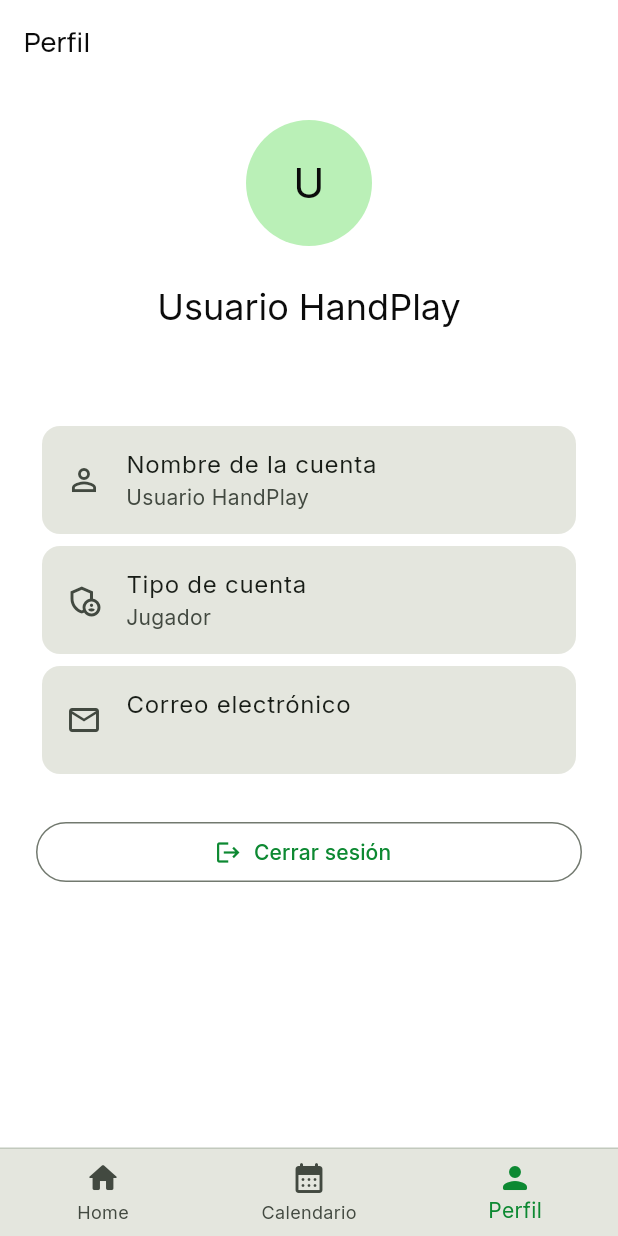
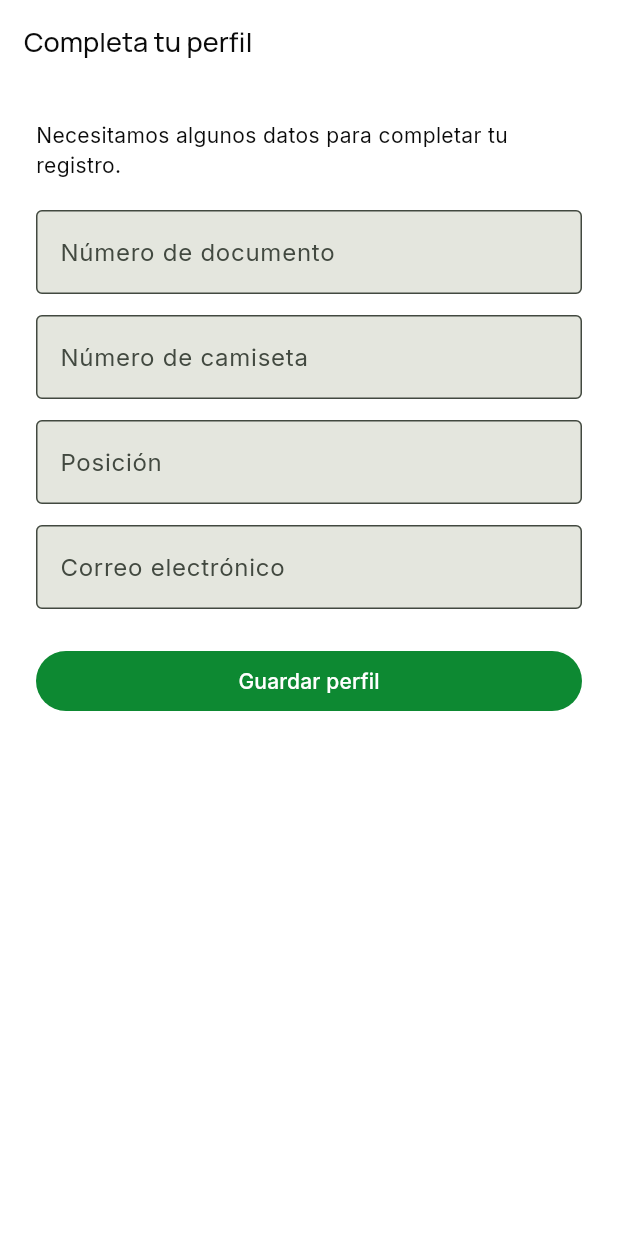
Before and after one commit to tatiana1104/handplay_demo, a Flutter app: the screen it shows once a user with an empty profile is signed in, item 3 of the bottom bar chosen, on a phone screen of 412 x 824 dp. Run offline on Flutter 3.47's test engine with Material 3 defaults, Android fonts, the phone set to English and light mode, and no system bars; our stand-ins replace cloud_firestore, dartz, equatable, firebase_auth, firebase_core, firebase_messaging and 5 more; accounts and stored records are empty; statements that could not run were skipped.

Commit message:
Require role-specific profile completion after login

```diff
--- /dev/null
+++ b/lib/features/auth/presentation/screens/profile_completion_screen.dart
@@ -0,0 +1,73 @@
+import 'package:cloud_firestore/cloud_firestore.dart';
+import 'package:firebase_auth/firebase_auth.dart';
+import 'package:flutter/material.dart';
+
+class ProfileCompletionScreen extends StatefulWidget {
+  const ProfileCompletionScreen({super.key, required this.role});
+  final String role;
+
+  @override
+  State<ProfileCompletionScreen> createState() => _ProfileCompletionScreenState();
+}
+
+class _ProfileCompletionScreenState extends State<ProfileCompletionScreen> {
+  final _formKey = GlobalKey<FormState>();
+  final _documentController = TextEditingController();
+  final _shirtController = TextEditingController();
+  final _positionController = TextEditingController();
+  bool _saving = false;
+
+  @override
+  void dispose() {
+    _documentController.dispose();
+    _shirtController.dispose();
+    _positionController.dispose();
+    super.dispose();
+  }
+
+  Future<void> _save() async {
+    if (!_formKey.currentState!.validate()) return;
+    final uid = FirebaseAuth.instance.currentUser?.uid;
+    if (uid == null) return;
+    setState(() => _saving = true);
+    await FirebaseFirestore.instance.collection('users').doc(uid).set({
+      'documentNumber': _documentController.text.trim(),
+      if (widget.role == 'jugador') ...{
+        'shirtNumber': int.parse(_shirtController.text.trim()),
+        'position': _positionController.text.trim(),
+      },
+      'profileCompleted': true,
+      'profileCompletedAt': FieldValue.serverTimestamp(),
+    }, SetOptions(merge: true));
+    if (mounted) setState(() => _saving = false);
+  }
+
+  @override
+  Widget build(BuildContext context) {
+    final isPlayer = widget.role == 'jugador';
+    return Scaffold(
+      appBar: AppBar(title: const Text('Completa tu perfil')),
+      body: Form(
+        key: _formKey,
+        child: ListView(
+          padding: const EdgeInsets.all(24),
+          children: [
+            const Text('Necesitamos algunos datos para completar tu registro.'),
+            const SizedBox(height: 20),
+            TextFormField(controller: _documentController, decoration: const InputDecoration(labelText: 'Número de documento', border: OutlineInputBorder()), validator: (value) => value == null || value.trim().isEmpty ? 'Ingresa tu documento' : null),
+            if (isPlayer) ...[
+              const SizedBox(height: 14),
+              TextFormField(controller: _shirtController, keyboardType: TextInputType.number, decoration: const InputDecoration(labelText: 'Número de camiseta', border: OutlineInputBorder()), validator: (value) => int.tryParse(value ?? '') == null ? 'Ingresa un número válido' : null),
+              const SizedBox(height: 14),
+              TextFormField(controller: _positionController, decoration: const InputDecoration(labelText: 'Posición', border: OutlineInputBorder()), validator: (value) => value == null || value.trim().isEmpty ? 'Ingresa tu posición' : null),
+            ],
+            const SizedBox(height: 14),
+            TextFormField(initialValue: FirebaseAuth.instance.currentUser?.email ?? '', readOnly: true, decoration: const InputDecoration(labelText: 'Correo electrónico', border: OutlineInputBorder())),
+            const SizedBox(height: 24),
+            FilledButton(onPressed: _saving ? null : _save, child: Text(_saving ? 'Guardando...' : 'Guardar perfil')),
+          ],
+        ),
+      ),
+    );
+  }
+}
--- a/lib/features/auth/presentation/screens/profile_screen.dart
+++ b/lib/features/auth/presentation/screens/profile_screen.dart
@@ -8,6 +8,7 @@ import '../bloc/auth_event.dart';
 import '../bloc/auth_state.dart';
 import '../../domain/entities/app_user.dart';
 import '../../../../shared/widgets/app_bottom_navigation_bar.dart';
+import 'profile_completion_screen.dart';
 
 /// Vista de la cuenta actualmente autenticada.
 /// Firebase Auth es la fuente de verdad para el correo y el nombre visible.
@@ -40,8 +41,16 @@ class ProfileScreen extends StatelessWidget {
       ? 'Usuario'
       : user.roles.map(_roleLabel).join(', ');
 
-    return Scaffold(
-      appBar: AppBar(title: const Text('Perfil')),
+    return StreamBuilder<DocumentSnapshot<Map<String, dynamic>>>(
+      stream: FirebaseFirestore.instance.collection('users').doc(user?.uid).snapshots(),
+      builder: (context, snapshot) {
+        final profile = snapshot.data?.data() ?? const <String, dynamic>{};
+        final role = user?.roles.contains('jugador') == true ? 'jugador' : (user?.roles.isNotEmpty == true ? user!.roles.first : 'jugador');
+        if (snapshot.hasData && profile['profileCompleted'] != true) {
+          return ProfileCompletionScreen(role: role);
+        }
+        return Scaffold(
+      appBar: AppBar(title: const Text('Perfil'))
       // La barra inferior se mantiene también en el perfil para que todos
       // los roles puedan regresar al home o consultar las demás secciones.
       bottomNavigationBar: AppBottomNavigationBar(
@@ -119,6 +128,8 @@ class ProfileScreen extends StatelessWidget {
         ],
       ),
     );
+      },
+    );
   }
 
   String _displayName(AppUser? user) {
```
Also changed, not shown: 1 other file.
